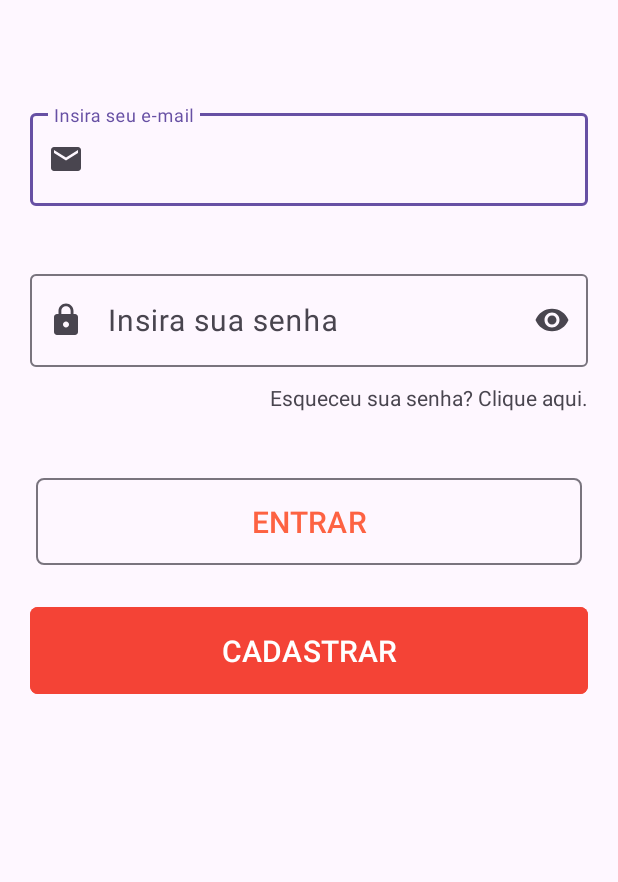
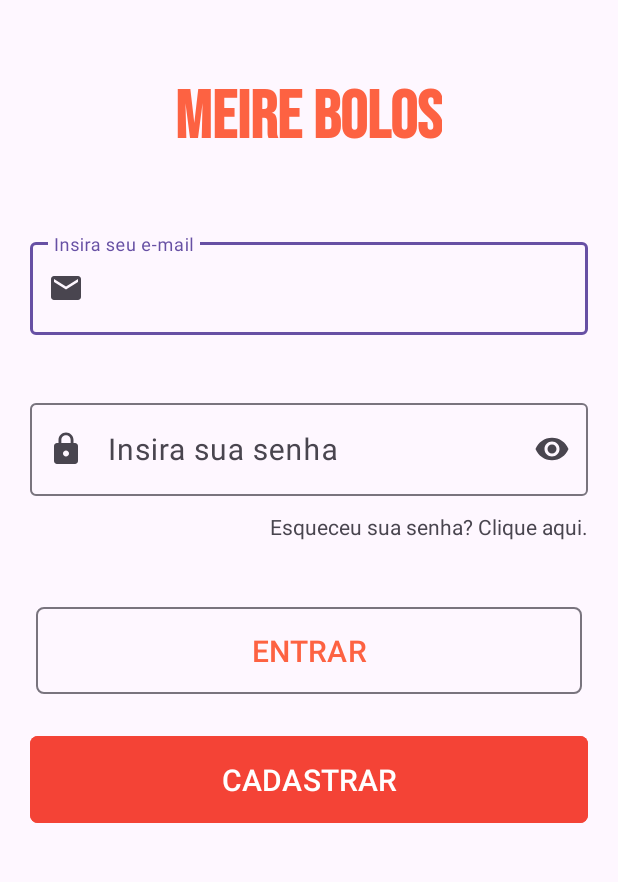
Before and after one commit to lndsilva/MBolosApp, an Android app: the screen it shows after launch (LoginActivity), on a phone screen of 412 x 824 dp, the part 330-1212 px from its top. Run offline under Robolectric (Android 15) with nearby library versions, the light colour scheme and no system bars.

Commit message:
autenticação na janela de login

```diff
--- a/app/src/main/java/br/com/etecia/myapp/LoginActivity.java
+++ b/app/src/main/java/br/com/etecia/myapp/LoginActivity.java
@@ -1,6 +1,9 @@
 package br.com.etecia.myapp;
 
+import android.content.Intent;
 import android.os.Bundle;
+import android.view.View;
+import android.widget.Toast;
 
 import androidx.activity.EdgeToEdge;
 import androidx.appcompat.app.AppCompatActivity;
@@ -8,7 +11,12 @@ import androidx.core.graphics.Insets;
 import androidx.core.view.ViewCompat;
 import androidx.core.view.WindowInsetsCompat;
 
+import com.google.android.material.button.MaterialButton;
+import com.google.android.material.textfield.TextInputEditText;
+
 public class LoginActivity extends AppCompatActivity {
+    TextInputEditText txtEmail, txtSenha;
+    MaterialButton btnEntrar;
 
     @Override
     protected void onCreate(Bundle savedInstanceState) {
@@ -20,5 +28,33 @@ public class LoginActivity extends AppCompatActivity {
             v.setPadding(systemBars.left, systemBars.top, systemBars.right, systemBars.bottom);
             return insets;
         });
+        txtEmail = findViewById(R.id.txtEmail);
+        txtSenha = findViewById(R.id.txtSenha);
+        btnEntrar = findViewById(R.id.btnEntrar);
+
+        btnEntrar.setOnClickListener(new View.OnClickListener() {
+            @Override
+            public void onClick(View v) {
+                String email, senha;
+                email = txtEmail.getText().toString();
+                senha = txtSenha.getText().toString();
+
+                if (email.equals("etecia") && senha.equals("etecia")) {
+                    startActivity(new
+                            Intent(getApplicationContext(),
+                            MenuPrincipalActivity.class));
+                    finish();
+
+                }else{
+                   Toast.makeText(
+                           getApplicationContext(),
+                           "Usuário ou senha inválidos",
+                           Toast.LENGTH_SHORT).show();
+                }
+            }
+        });
+
+
     }
+
 }
--- a/app/src/main/res/layout/login_layout.xml
+++ b/app/src/main/res/layout/login_layout.xml
@@ -14,9 +14,21 @@
         android:layout_height="150dp"
         android:layout_gravity="center_horizontal"
         android:layout_marginTop="50dp"
-        android:layout_marginBottom="50dp"
+        android:layout_marginBottom="20dp"
         android:scaleType="centerCrop"
         android:src="@drawable/logo" />
+
+    <TextView
+        android:layout_width="wrap_content"
+        android:layout_height="wrap_content"
+        android:layout_gravity="center_horizontal"
+        android:layout_margin="30sp"
+        android:fontFamily="@font/bebasneueregular"
+        android:text="Meire Bolos"
+        android:textColor="#FD6242"
+        android:textSize="45sp"
+        android:textStyle="bold" />
+
 
     <com.google.android.material.textfield.TextInputLayout
         android:layout_width="match_parent"
```
Also changed, not shown: app/src/main/java/br/com/etecia/myapp/MenuPrincipalActivity.java (+16 -0 lines), app/src/main/res/layout/menu_principal_layout.xml (+36 -2 lines).
